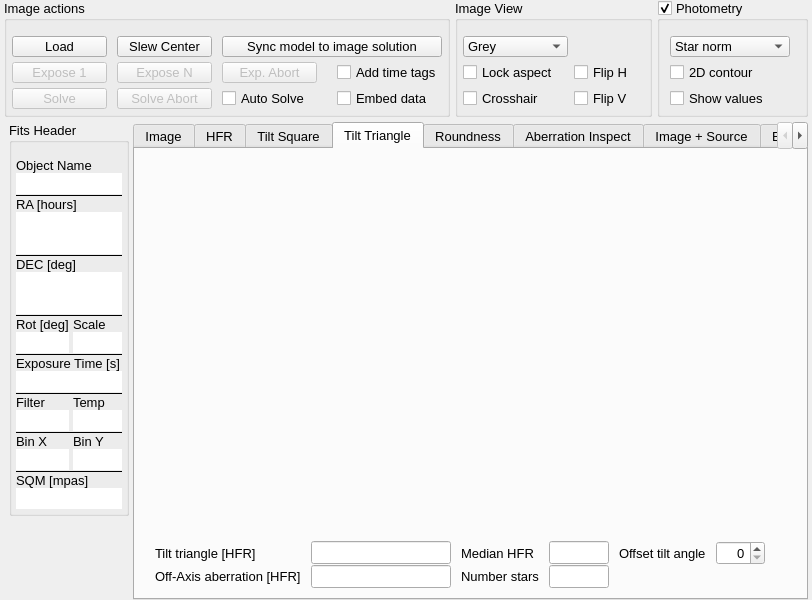
Above: src_add/widgets/image.ui from mworion/MountWizzard4 before the change. Below: the same form after it.
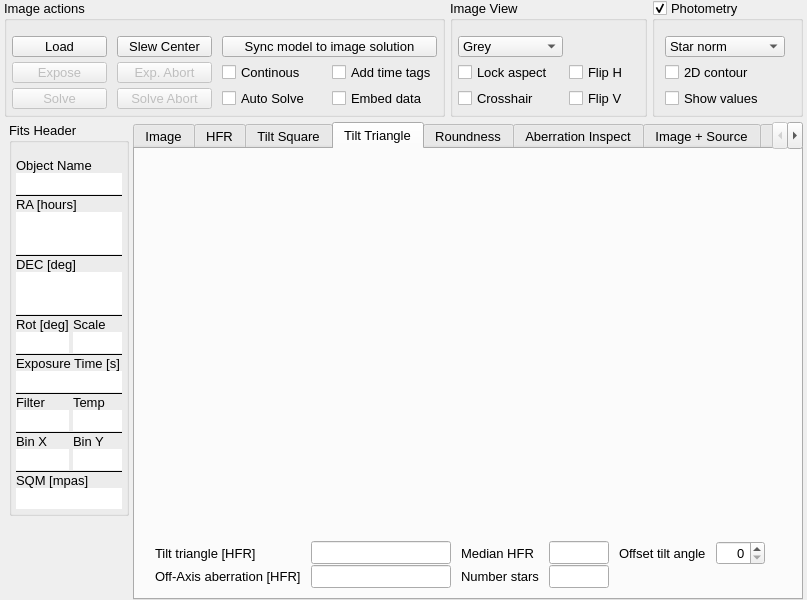
That is the form after the change. Custom widgets are drawn as their Qt base class.

Commit message: Changed behavior for Image Window and repeated Exposurer. Should also fix Mike's hint for unsuccessful exposures.

Diff of the .ui file:
```diff
--- a/src_add/widgets/image.ui
+++ b/src_add/widgets/image.ui
@@ -148,22 +148,6 @@
           </property>
          </widget>
         </item>
-        <item row="1" column="2">
-         <widget class="QPushButton" name="abortExpose">
-          <property name="enabled">
-           <bool>false</bool>
-          </property>
-          <property name="minimumSize">
-           <size>
-            <width>95</width>
-            <height>21</height>
-           </size>
-          </property>
-          <property name="text">
-           <string>Exp. Abort</string>
-          </property>
-         </widget>
-        </item>
         <item row="3" column="1">
          <widget class="QPushButton" name="abortSolve">
           <property name="enabled">
@@ -222,22 +206,6 @@
           </property>
          </widget>
         </item>
-        <item row="1" column="1">
-         <widget class="QPushButton" name="exposeN">
-          <property name="enabled">
-           <bool>false</bool>
-          </property>
-          <property name="minimumSize">
-           <size>
-            <width>95</width>
-            <height>21</height>
-           </size>
-          </property>
-          <property name="text">
-           <string>Expose N</string>
-          </property>
-         </widget>
-        </item>
         <item row="1" column="0">
          <widget class="QPushButton" name="expose">
           <property name="enabled">
@@ -250,7 +218,7 @@
            </size>
           </property>
           <property name="text">
-           <string>Expose 1</string>
+           <string>Expose</string>
           </property>
          </widget>
         </item>
@@ -283,6 +251,29 @@
           </property>
          </spacer>
         </item>
+        <item row="1" column="1">
+         <widget class="QPushButton" name="abortExpose">
+          <property name="enabled">
+           <bool>false</bool>
+          </property>
+          <property name="minimumSize">
+           <size>
+            <width>95</width>
+            <height>21</height>
+           </size>
+          </property>
+          <property name="text">
+           <string>Exp. Abort</string>
+          </property>
+         </widget>
+        </item>
+        <item row="1" column="2">
+         <widget class="QCheckBox" name="continous">
+          <property name="text">
+           <string>Continous</string>
+          </property>
+         </widget>
+        </item>
        </layout>
       </widget>
      </item>
```
The commit also changes 9 other files.
